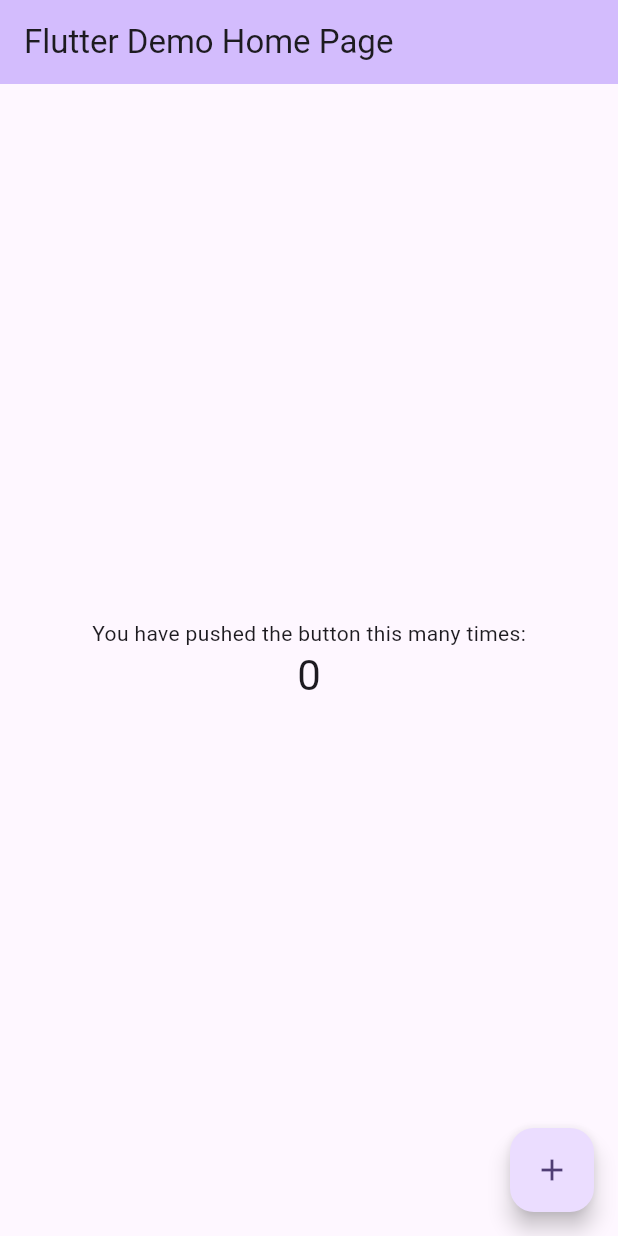
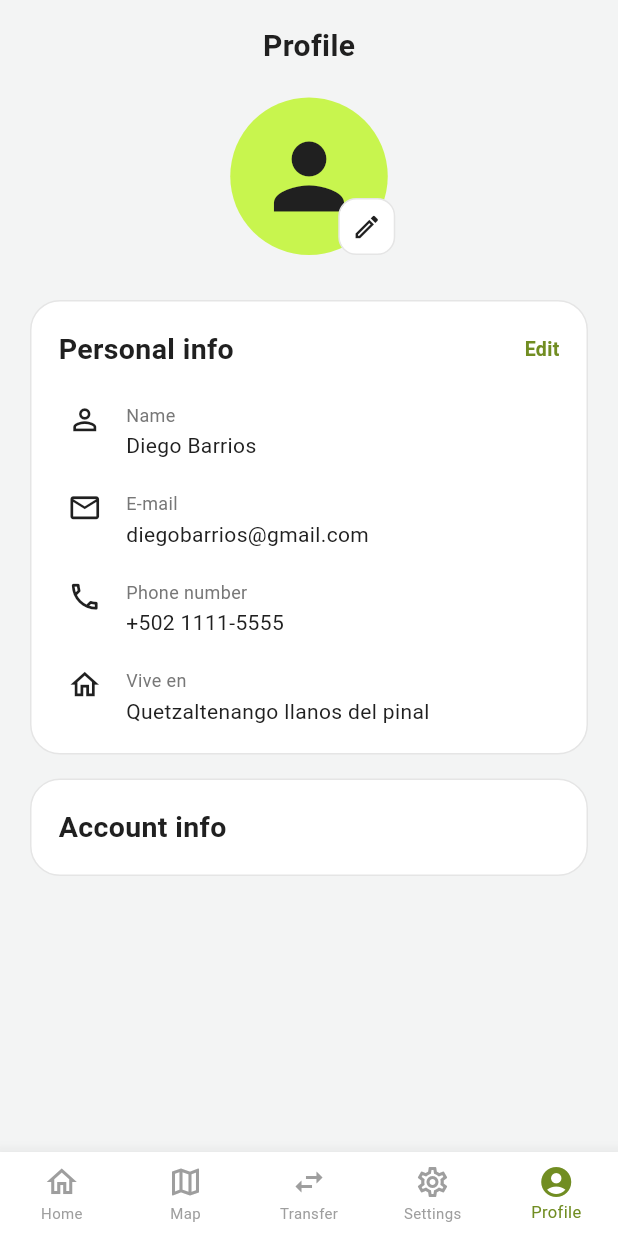
Before and after one commit to DiegoBarriosCifuentes/pdm2026-202308044, a Flutter app: the screen it shows after launch, on a phone screen of 412 x 824 dp. Run offline on Flutter 3.47's test engine with Material 3 defaults, Android fonts, the phone set to English and light mode, and no system bars.

Commit message:
Actualizar diseño de pantalla 3

```diff
--- a/parcial1/pantalla3/lib/main.dart
+++ b/parcial1/pantalla3/lib/main.dart
@@ -4,119 +4,236 @@ void main() {
   runApp(const MyApp());
 }
 
+const kFondo = Color(0xFFF3F4F4);
+const kBlanco = Color(0xFFFFFFFF);
+const kTexto = Color(0xFF202020);
+const kTextoSecundario = Color(0xFF777777);
+const kBorde = Color(0xFFE5E5E5);
+const kVerde = Color(0xFFC8F54E);
+const kVerdeOscuro = Color(0xFF718D22);
+
 class MyApp extends StatelessWidget {
   const MyApp({super.key});
 
-  // This widget is the root of your application.
   @override
   Widget build(BuildContext context) {
     return MaterialApp(
-      title: 'Flutter Demo',
+      debugShowCheckedModeBanner: false,
+      title: 'Pantalla 3',
       theme: ThemeData(
-        // This is the theme of your application.
-        //
-        // TRY THIS: Try running your application with "flutter run". You'll see
-        // the application has a purple toolbar. Then, without quitting the app,
-        // try changing the seedColor in the colorScheme below to Colors.green
-        // and then invoke "hot reload" (save your changes or press the "hot
-        // reload" button in a Flutter-supported IDE, or press "r" if you used
-        // the command line to start the app).
-        //
-        // Notice that the counter didn't reset back to zero; the application
-        // state is not lost during the reload. To reset the state, use hot
-        // restart instead.
-        //
-        // This works for code too, not just values: Most code changes can be
-        // tested with just a hot reload.
-        colorScheme: .fromSeed(seedColor: Colors.deepPurple),
+        useMaterial3: true,
+        scaffoldBackgroundColor: kFondo,
+        colorScheme: ColorScheme.fromSeed(
+          seedColor: kVerde,
+          brightness: Brightness.light,
+        ),
       ),
-      home: const MyHomePage(title: 'Flutter Demo Home Page'),
+      home: const PantallaPerfil(),
     );
   }
 }
 
-class MyHomePage extends StatefulWidget {
-  const MyHomePage({super.key, required this.title});
-
-  // This widget is the home page of your application. It is stateful, meaning
-  // that it has a State object (defined below) that contains fields that affect
-  // how it looks.
-
-  // This class is the configuration for the state. It holds the values (in this
-  // case the title) provided by the parent (in this case the App widget) and
-  // used by the build method of the State. Fields in a Widget subclass are
-  // always marked "final".
-
-  final String title;
-
-  @override
-  State<MyHomePage> createState() => _MyHomePageState();
-}
-
-class _MyHomePageState extends State<MyHomePage> {
-  int _counter = 0;
-
-  void _incrementCounter() {
-    setState(() {
-      // This call to setState tells the Flutter framework that something has
-      // changed in this State, which causes it to rerun the build method below
-      // so that the display can reflect the updated values. If we changed
-      // _counter without calling setState(), then the build method would not be
-      // called again, and so nothing would appear to happen.
-      _counter++;
-    });
-  }
+class PantallaPerfil extends StatelessWidget {
+  const PantallaPerfil({super.key});
 
   @override
   Widget build(BuildContext context) {
-    // This method is rerun every time setState is called, for instance as done
-    // by the _incrementCounter method above.
-    //
-    // The Flutter framework has been optimized to make rerunning build methods
-    // fast, so that you can just rebuild anything that needs updating rather
-    // than having to individually change instances of widgets.
     return Scaffold(
-      appBar: AppBar(
-        // TRY THIS: Try changing the color here to a specific color (to
-        // Colors.amber, perhaps?) and trigger a hot reload to see the AppBar
-        // change color while the other colors stay the same.
-        backgroundColor: Theme.of(context).colorScheme.inversePrimary,
-        // Here we take the value from the MyHomePage object that was created by
-        // the App.build method, and use it to set our appbar title.
-        title: Text(widget.title),
+      backgroundColor: kFondo,
+      body: SafeArea(
+        child: ListView(
+          padding: const EdgeInsets.symmetric(horizontal: 20, vertical: 16),
+          children: [
+            const Center(
+              child: Text(
+                'Profile',
+                style: TextStyle(
+                  fontSize: 20,
+                  fontWeight: FontWeight.w600,
+                  color: kTexto,
+                ),
+              ),
+            ),
+            const SizedBox(height: 20),
+            Center(
+              child: Stack(
+                clipBehavior: Clip.none,
+                children: [
+                  Container(
+                    width: 105,
+                    height: 105,
+                    decoration: const BoxDecoration(
+                      color: kVerde,
+                      shape: BoxShape.circle,
+                    ),
+                    child: const Icon(Icons.person, size: 70, color: kTexto),
+                  ),
+                  Positioned(
+                    right: -5,
+                    bottom: 0,
+                    child: Container(
+                      width: 38,
+                      height: 38,
+                      decoration: BoxDecoration(
+                        color: kBlanco,
+                        borderRadius: BorderRadius.circular(12),
+                        border: Border.all(color: kBorde),
+                      ),
+                      child: const Icon(
+                        Icons.edit_outlined,
+                        size: 20,
+                        color: kTexto,
+                      ),
+                    ),
+                  ),
+                ],
+              ),
+            ),
+            const SizedBox(height: 30),
+            Container(
+              width: double.infinity,
+              padding: const EdgeInsets.all(18),
+              decoration: BoxDecoration(
+                color: kBlanco,
+                borderRadius: BorderRadius.circular(20),
+                border: Border.all(color: kBorde),
+              ),
+              child: Column(
+                crossAxisAlignment: CrossAxisAlignment.start,
+                children: [
+                  const Row(
+                    children: [
+                      Text(
+                        'Personal info',
+                        style: TextStyle(
+                          fontSize: 19,
+                          fontWeight: FontWeight.bold,
+                          color: kTexto,
+                        ),
+                      ),
+                      Spacer(),
+                      Text(
+                        'Edit',
+                        style: TextStyle(
+                          fontSize: 13,
+                          fontWeight: FontWeight.w600,
+                          color: kVerdeOscuro,
+                        ),
+                      ),
+                    ],
+                  ),
+                  const SizedBox(height: 22),
+                  infoPersonal(Icons.person_outline, 'Name', 'Diego Barrios'),
+                  const SizedBox(height: 20),
+                  infoPersonal(
+                    Icons.mail_outline,
+                    'E-mail',
+                    'diegobarrios@gmail.com',
+                  ),
+                  const SizedBox(height: 20),
+                  infoPersonal(
+                    Icons.phone_outlined,
+                    'Phone number',
+                    '+502 1111-5555',
+                  ),
+                  const SizedBox(height: 20),
+                  infoPersonal(
+                    Icons.home_outlined,
+                    'Vive en',
+                    'Quetzaltenango llanos del pinal',
+                  ),
+                ],
+              ),
+            ),
+            const SizedBox(height: 16),
+            Container(
+              width: double.infinity,
+              padding: const EdgeInsets.all(18),
+              decoration: BoxDecoration(
+                color: kBlanco,
+                borderRadius: BorderRadius.circular(20),
+                border: Border.all(color: kBorde),
+              ),
+              child: const Text(
+                'Account info',
+                style: TextStyle(
+                  fontSize: 19,
+                  fontWeight: FontWeight.bold,
+                  color: kTexto,
+                ),
+              ),
+            ),
+            const SizedBox(height: 25),
+          ],
+        ),
       ),
-      body: Center(
-        // Center is a layout widget. It takes a single child and positions it
-        // in the middle of the parent.
+      bottomNavigationBar: BottomNavigationBar(
+        currentIndex: 4,
+        type: BottomNavigationBarType.fixed,
+        backgroundColor: kBlanco,
+        selectedItemColor: kVerdeOscuro,
+        unselectedItemColor: Colors.grey,
+        selectedFontSize: 11,
+        unselectedFontSize: 10,
+        elevation: 10,
+        items: const [
+          BottomNavigationBarItem(
+            icon: Icon(Icons.home_outlined),
+            label: 'Home',
+          ),
+          BottomNavigationBarItem(
+            icon: Icon(Icons.map_outlined),
+            label: 'Map',
+          ),
+          BottomNavigationBarItem(
+            icon: Icon(Icons.swap_horiz),
+            label: 'Transfer',
+          ),
+          BottomNavigationBarItem(
+            icon: Icon(Icons.settings_outlined),
+            label: 'Settings',
+          ),
+          BottomNavigationBarItem(
+            icon: Icon(Icons.account_circle),
+            label: 'Profile',
+          ),
+        ],
+      ),
+    );
+  }
+}
+
+Widget infoPersonal(IconData icono, String titulo, String contenido) {
+  return Row(
+    crossAxisAlignment: CrossAxisAlignment.start,
+    children: [
+      SizedBox(
+        width: 35,
+        child: Icon(icono, size: 23, color: kTexto),
+      ),
+      const SizedBox(width: 10),
+      Expanded(
         child: Column(
-          // Column is also a layout widget. It takes a list of children and
-          // arranges them vertically. By default, it sizes itself to fit its
-          // children horizontally, and tries to be as tall as its parent.
-          //
-          // Column has various properties to control how it sizes itself and
-          // how it positions its children. Here we use mainAxisAlignment to
-          // center the children vertically; the main axis here is the vertical
-          // axis because Columns are vertical (the cross axis would be
-          // horizontal).
-          //
-          // TRY THIS: Invoke "debug painting" (choose the "Toggle Debug Paint"
-          // action in the IDE, or press "p" in the console), to see the
-          // wireframe for each widget.
-          mainAxisAlignment: .center,
+          crossAxisAlignment: CrossAxisAlignment.start,
           children: [
-            const Text('You have pushed the button this many times:'),
             Text(
-              '$_counter',
-              style: Theme.of(context).textTheme.headlineMedium,
+              titulo,
+              style: const TextStyle(
+                fontSize: 12,
+                color: kTextoSecundario,
+              ),
+            ),
+            const SizedBox(height: 2),
+            Text(
+              contenido,
+              style: const TextStyle(
+                fontSize: 14,
+                color: kTexto,
+              ),
             ),
           ],
         ),
       ),
-      floatingActionButton: FloatingActionButton(
-        onPressed: _incrementCounter,
-        tooltip: 'Increment',
-        child: const Icon(Icons.add),
-      ),
-    );
-  }
+    ],
+  );
 }
```
